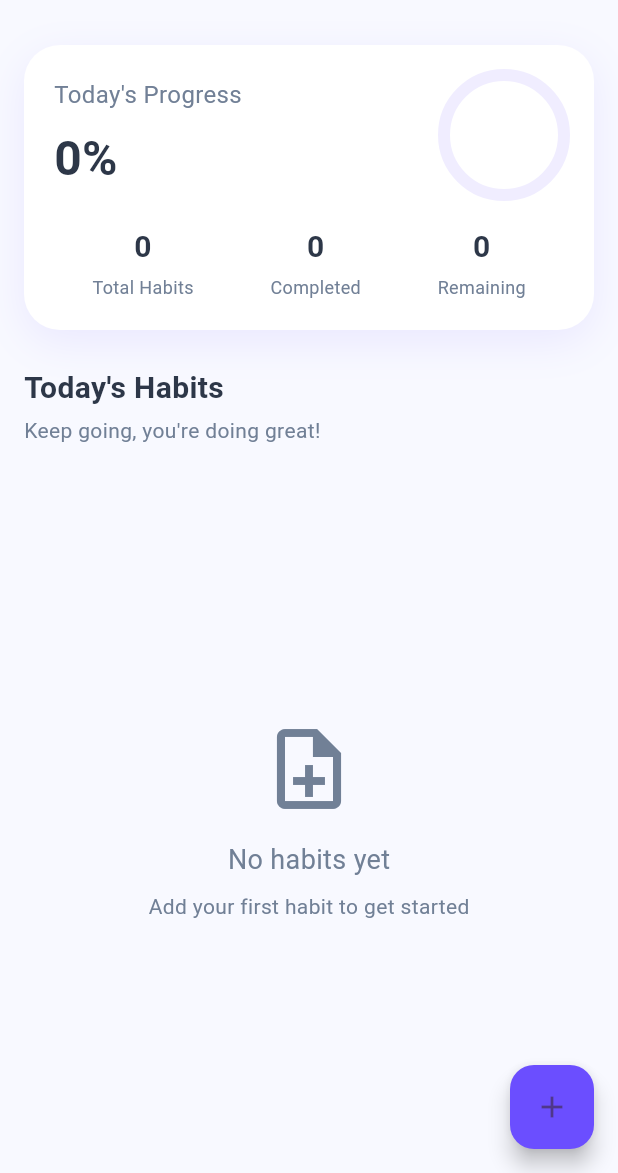
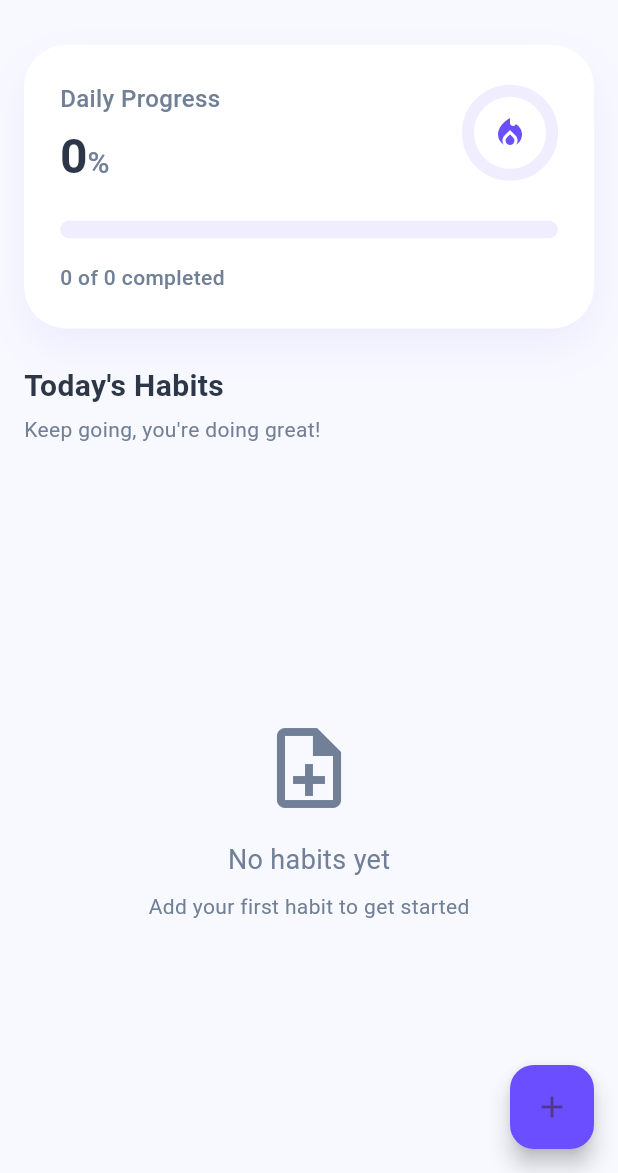
Before and after one commit to OvidiuTo/Progressly, a Flutter app: the screen it shows once a user with an empty profile is signed in, after a tap on the "menu" icon, after a tap on the "add" icon, on a phone screen of 412 x 824 dp, the part 63-1236 px from its top. Run offline on Flutter 3.47's test engine with Material 3 defaults, Android fonts, the phone set to English and light mode, and no system bars; our stand-ins replace animate_do, cloud_firestore, firebase_auth, firebase_core, lottie; accounts and stored records are empty.

Commit message:
improved homepage uI

```diff
--- a/lib/screens/home_page.dart
+++ b/lib/screens/home_page.dart
@@ -9,6 +9,7 @@ import '../utils/styles.dart';
 import '../widgets/add_habit_dialog.dart';
 import '../widgets/app_drawer.dart';
 import '../providers/route_provider.dart';
+import 'dart:math' show pi;
 
 class HomePage extends StatefulWidget {
   const HomePage({super.key});
@@ -205,13 +206,25 @@ class _HomePageState extends State<HomePage> {
     );
   }
 
-  Widget _buildProgressCard(int totalHabits, int completedToday) {
-    final progress = totalHabits == 0 ? 0.0 : completedToday / totalHabits;
+  Widget _buildProgressCard(int totalHabits, int completedHabits) {
+    final completionPercentage =
+        totalHabits > 0 ? (completedHabits / totalHabits * 100).round() : 0;
 
     return Container(
-      padding: const EdgeInsets.all(20),
-      decoration: AppStyles.containerDecoration(),
+      padding: const EdgeInsets.all(24),
+      decoration: BoxDecoration(
+        color: AppColors.surface,
+        borderRadius: BorderRadius.circular(28),
+        boxShadow: [
+          BoxShadow(
+            color: AppColors.primary.withOpacity(0.08),
+            blurRadius: 24,
+            offset: const Offset(0, 12),
+          ),
+        ],
+      ),
       child: Column(
+        crossAxisAlignment: CrossAxisAlignment.start,
         children: [
           Row(
             mainAxisAlignment: MainAxisAlignment.spaceBetween,
@@ -219,46 +232,120 @@ class _HomePageState extends State<HomePage> {
               Column(
                 crossAxisAlignment: CrossAxisAlignment.start,
                 children: [
-                  const Text(
-                    'Today\'s Progress',
+                  Text(
+                    'Daily Progress',
                     style: TextStyle(
                       color: AppColors.textSecondary,
                       fontSize: 16,
+                      fontWeight: FontWeight.w500,
                     ),
                   ),
                   const SizedBox(height: 8),
-                  Text(
-                    '${(progress * 100).toInt()}%',
-                    style: const TextStyle(
+                  RichText(
+                    text: TextSpan(
+                      children: [
+                        TextSpan(
+                          text: '$completionPercentage',
+                          style: TextStyle(
                             color: AppColors.textPrimary,
                             fontSize: 32,
                             fontWeight: FontWeight.bold,
                           ),
                         ),
-                ],
-              ),
-              SizedBox(
-                height: 80,
-                width: 80,
-                child: CircularProgressIndicator(
-                  value: progress,
-                  backgroundColor: AppColors.primary.withOpacity(0.1),
-                  valueColor:
-                      const AlwaysStoppedAnimation<Color>(AppColors.primary),
-                  strokeWidth: 8,
+                        TextSpan(
+                          text: '%',
+                          style: TextStyle(
+                            color: AppColors.textSecondary,
+                            fontSize: 20,
+                            fontWeight: FontWeight.w500,
                           ),
                         ),
                       ],
                     ),
-          const SizedBox(height: 20),
+                  ),
+                ],
+              ),
+              _buildProgressRing(completedHabits, totalHabits),
+            ],
+          ),
+          const SizedBox(height: 24),
+          ClipRRect(
+            borderRadius: BorderRadius.circular(12),
+            child: Stack(
+              children: [
+                Container(
+                  height: 12,
+                  decoration: BoxDecoration(
+                    color: AppColors.primary.withOpacity(0.1),
+                    borderRadius: BorderRadius.circular(12),
+                  ),
+                ),
+                LayoutBuilder(
+                  builder: (context, constraints) {
+                    return AnimatedContainer(
+                      duration: const Duration(milliseconds: 500),
+                      height: 12,
+                      width: constraints.maxWidth *
+                          (completedHabits /
+                              (totalHabits == 0 ? 1 : totalHabits)),
+                      decoration: BoxDecoration(
+                        color: AppColors.primary,
+                        borderRadius: BorderRadius.circular(12),
+                        boxShadow: [
+                          BoxShadow(
+                            color: AppColors.primary.withOpacity(0.3),
+                            blurRadius: 8,
+                            offset: const Offset(0, 2),
+                          ),
+                        ],
+                      ),
+                    );
+                  },
+                ),
+              ],
+            ),
+          ),
+          const SizedBox(height: 16),
           Row(
-            mainAxisAlignment: MainAxisAlignment.spaceAround,
+            mainAxisAlignment: MainAxisAlignment.spaceBetween,
             children: [
-              _buildStatItem('Total Habits', totalHabits.toString()),
-              _buildStatItem('Completed', completedToday.toString()),
-              _buildStatItem(
-                'Remaining',
-                (totalHabits - completedToday).toString(),
+              Text(
+                '$completedHabits of $totalHabits completed',
+                style: TextStyle(
+                  color: AppColors.textSecondary,
+                  fontSize: 14,
+                  fontWeight: FontWeight.w500,
+                ),
+              ),
+              if (completedHabits == totalHabits && totalHabits > 0)
+                Container(
+                  padding: const EdgeInsets.symmetric(
+                    horizontal: 12,
+                    vertical: 6,
+                  ),
+                  decoration: BoxDecoration(
+                    color: Colors.green.withOpacity(0.1),
+                    borderRadius: BorderRadius.circular(20),
+                  ),
+                  child: Row(
+                    mainAxisSize: MainAxisSize.min,
+                    children: [
+                      Icon(
+                        Icons.stars_rounded,
+                        color: Colors.green,
+                        size: 16,
+                      ),
+                      const SizedBox(width: 4),
+                      Text(
+                        'All Done!',
+                        style: TextStyle(
+                          color: Colors.green,
+                          fontSize: 12,
+                          fontWeight: FontWeight.w600,
+                        ),
+                      ),
+                    ],
+                  ),
                 ),
             ],
           ),
@@ -267,26 +354,27 @@ class _HomePageState extends State<HomePage> {
     );
   }
 
-  Widget _buildStatItem(String label, String value) {
-    return Column(
-      children: [
-        Text(
-          value,
-          style: const TextStyle(
-            color: AppColors.textPrimary,
-            fontSize: 20,
-            fontWeight: FontWeight.bold,
+  Widget _buildProgressRing(int completed, int total) {
+    return Container(
+      width: 64,
+      height: 64,
+      child: CustomPaint(
+        painter: ProgressRingPainter(
+          progress: total > 0 ? completed / total : 0,
+          backgroundColor: AppColors.primary.withOpacity(0.1),
+          progressColor: AppColors.primary,
+          strokeWidth: 8,
+        ),
+        child: Center(
+          child: Icon(
+            completed == total && total > 0
+                ? Icons.celebration
+                : Icons.local_fire_department,
+            color: AppColors.primary,
+            size: 24,
           ),
         ),
-        const SizedBox(height: 4),
-        Text(
-          label,
-          style: const TextStyle(
-            color: AppColors.textSecondary,
-            fontSize: 12,
       ),
-        ),
-      ],
     );
   }
 
@@ -440,3 +528,52 @@ class _HomePageState extends State<HomePage> {
     );
   }
 }
+
+class ProgressRingPainter extends CustomPainter {
+  final double progress;
+  final Color backgroundColor;
+  final Color progressColor;
+  final double strokeWidth;
+
+  ProgressRingPainter({
+    required this.progress,
+    required this.backgroundColor,
+    required this.progressColor,
+    required this.strokeWidth,
+  });
+
+  @override
+  void paint(Canvas canvas, Size size) {
+    final center = Offset(size.width / 2, size.height / 2);
+    final radius = (size.width - strokeWidth) / 2;
+
+    // Draw background circle
+    final backgroundPaint = Paint()
+      ..color = backgroundColor
+      ..style = PaintingStyle.stroke
+      ..strokeWidth = strokeWidth
+      ..strokeCap = StrokeCap.round;
+
+    canvas.drawCircle(center, radius, backgroundPaint);
+
+    // Draw progress arc
+    final progressPaint = Paint()
+      ..color = progressColor
+      ..style = PaintingStyle.stroke
+      ..strokeWidth = strokeWidth
+      ..strokeCap = StrokeCap.round;
+
+    canvas.drawArc(
+      Rect.fromCircle(center: center, radius: radius),
+      -90 * (pi / 180), // Start from top
+      progress * 2 * pi,
+      false,
+      progressPaint,
+    );
+  }
+
+  @override
+  bool shouldRepaint(ProgressRingPainter oldDelegate) {
+    return oldDelegate.progress != progress;
+  }
+}
```
Lines whose indentation alone changed are shown as unchanged.
